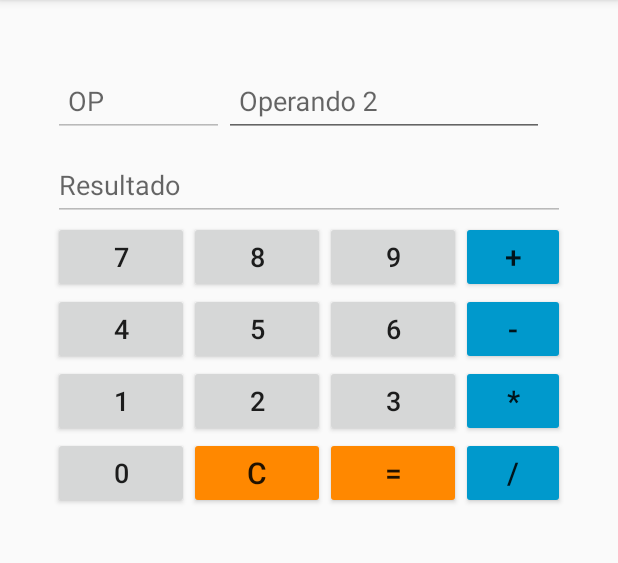
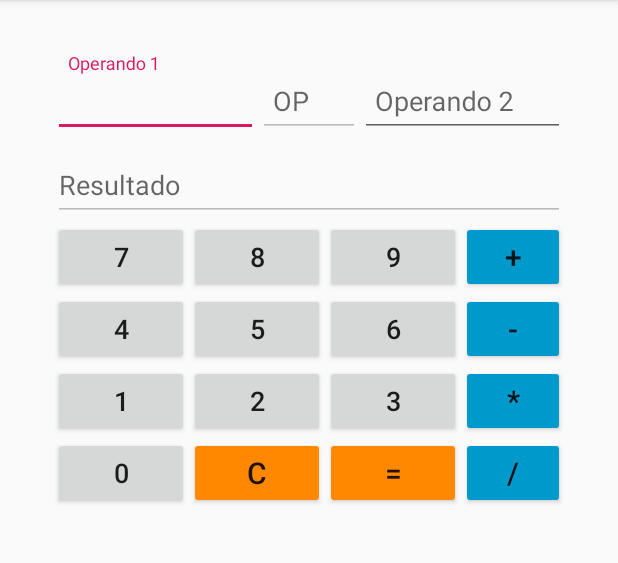
Before and after one commit to claudineibjr/AndroidApp-Calculadora, an Android app: the screen it shows after launch (MainActivity), on a phone screen of 412 x 824 dp, the part 84-647 px from its top. Run offline under Robolectric (Android 15) with nearby library versions, the phone set to English and light mode, and no system bars.

Commit message:
Adjust of layouts

```diff
--- a/app/src/main/res/layout/activity_main_constraintlayout.xml
+++ b/app/src/main/res/layout/activity_main_constraintlayout.xml
@@ -16,7 +16,7 @@
         app:layout_constraintStart_toStartOf="parent"
         app:layout_constraintEnd_toStartOf="@id/textInputLayout2"
         app:layout_constraintTop_toTopOf="parent"
-        >
+        app:layout_constraintHorizontal_weight="4">
 
         <EditText
             android:id="@+id/txtOperando1"
```
